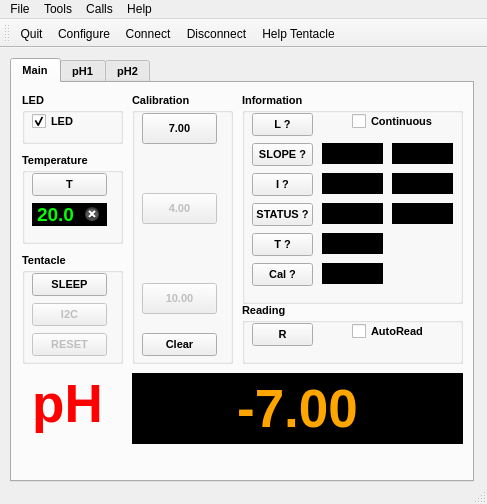
Before: the Qt Designer form mainwindow.ui in cskv/atlas-tentacle, drawn with Qt 5.
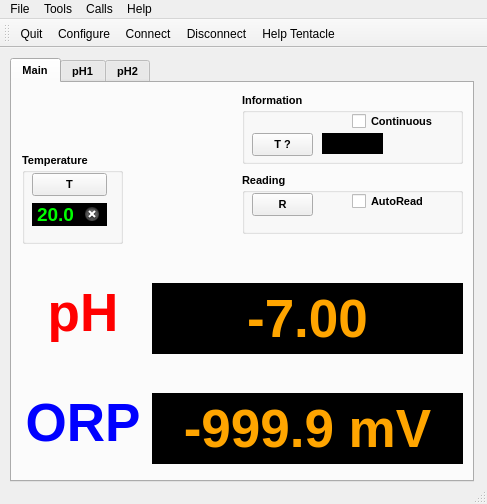
After: the same form once the commit is applied. Icons and pictures are not drawn. Custom widgets are drawn as their Qt base class.

Commit message: Removed EZO widgets in MainWindow

Patch:
```diff
--- a/mainwindow.ui
+++ b/mainwindow.ui
@@ -56,9 +56,9 @@
       <property name="geometry">
        <rect>
         <x>10</x>
-        <y>290</y>
-        <width>91</width>
-        <height>61</height>
+        <y>200</y>
+        <width>122</width>
+        <height>60</height>
        </rect>
       </property>
       <property name="font">
@@ -81,9 +81,9 @@
      <widget class="QLabel" name="pHLabel">
       <property name="geometry">
        <rect>
-        <x>120</x>
-        <y>290</y>
-        <width>331</width>
+        <x>140</x>
+        <y>200</y>
+        <width>311</width>
         <height>71</height>
        </rect>
       </property>
@@ -113,135 +113,11 @@
        <number>4</number>
       </property>
      </widget>
-     <widget class="QGroupBox" name="gbCalibration">
-      <property name="geometry">
-       <rect>
-        <x>120</x>
-        <y>10</y>
-        <width>101</width>
-        <height>271</height>
-       </rect>
-      </property>
-      <property name="font">
-       <font>
-        <weight>75</weight>
-        <bold>true</bold>
-       </font>
-      </property>
-      <property name="title">
-       <string>Calibration</string>
-      </property>
-      <widget class="QPushButton" name="btnCalMid">
-       <property name="geometry">
-        <rect>
-         <x>10</x>
-         <y>20</y>
-         <width>75</width>
-         <height>31</height>
-        </rect>
-       </property>
-       <property name="text">
-        <string>7.00</string>
-       </property>
-      </widget>
-      <widget class="QPushButton" name="btnCalLow">
-       <property name="enabled">
-        <bool>false</bool>
-       </property>
-       <property name="geometry">
-        <rect>
-         <x>10</x>
-         <y>100</y>
-         <width>75</width>
-         <height>31</height>
-        </rect>
-       </property>
-       <property name="text">
-        <string>4.00</string>
-       </property>
-      </widget>
-      <widget class="QPushButton" name="btnCalHigh">
-       <property name="enabled">
-        <bool>false</bool>
-       </property>
-       <property name="geometry">
-        <rect>
-         <x>10</x>
-         <y>190</y>
-         <width>75</width>
-         <height>31</height>
-        </rect>
-       </property>
-       <property name="text">
-        <string>10.00</string>
-       </property>
-      </widget>
-      <widget class="QPushButton" name="btnCalClear">
-       <property name="enabled">
-        <bool>true</bool>
-       </property>
-       <property name="geometry">
-        <rect>
-         <x>10</x>
-         <y>240</y>
-         <width>75</width>
-         <height>23</height>
-        </rect>
-       </property>
-       <property name="text">
-        <string>Clear</string>
-       </property>
-      </widget>
-      <widget class="QLabel" name="label_2">
-       <property name="geometry">
-        <rect>
-         <x>16</x>
-         <y>55</y>
-         <width>64</width>
-         <height>40</height>
-        </rect>
-       </property>
-       <property name="text">
-        <string/>
-       </property>
-       <property name="pixmap">
-        <pixmap resource="atlasterminal.qrc">:/new/arrows/images/1446825729_icon-arrow-down-b.ico</pixmap>
-       </property>
-       <property name="scaledContents">
-        <bool>true</bool>
-       </property>
-       <property name="alignment">
-        <set>Qt::AlignCenter</set>
-       </property>
-      </widget>
-      <widget class="QLabel" name="label_3">
-       <property name="geometry">
-        <rect>
-         <x>16</x>
-         <y>145</y>
-         <width>64</width>
-         <height>40</height>
-        </rect>
-       </property>
-       <property name="text">
-        <string/>
-       </property>
-       <property name="pixmap">
-        <pixmap resource="atlasterminal.qrc">:/new/arrows/images/1446825729_icon-arrow-down-b.ico</pixmap>
-       </property>
-       <property name="scaledContents">
-        <bool>true</bool>
-       </property>
-       <property name="alignment">
-        <set>Qt::AlignCenter</set>
-       </property>
-      </widget>
-     </widget>
      <widget class="QGroupBox" name="gbRead">
       <property name="geometry">
        <rect>
         <x>230</x>
-        <y>220</y>
+        <y>90</y>
         <width>221</width>
         <height>61</height>
        </rect>
@@ -352,77 +228,13 @@
        </property>
       </widget>
      </widget>
-     <widget class="QGroupBox" name="gbSys">
-      <property name="geometry">
-       <rect>
-        <x>10</x>
-        <y>170</y>
-        <width>101</width>
-        <height>111</height>
-       </rect>
-      </property>
-      <property name="font">
-       <font>
-        <weight>75</weight>
-        <bold>true</bold>
-       </font>
-      </property>
-      <property name="title">
-       <string>Tentacle</string>
-      </property>
-      <widget class="QPushButton" name="btnSleep">
-       <property name="geometry">
-        <rect>
-         <x>10</x>
-         <y>20</y>
-         <width>75</width>
-         <height>23</height>
-        </rect>
-       </property>
-       <property name="text">
-        <string>SLEEP</string>
-       </property>
-      </widget>
-      <widget class="QPushButton" name="btnI2CAddr">
-       <property name="enabled">
-        <bool>false</bool>
-       </property>
-       <property name="geometry">
-        <rect>
-         <x>10</x>
-         <y>50</y>
-         <width>75</width>
-         <height>23</height>
-        </rect>
-       </property>
-       <property name="text">
-        <string>I2C</string>
-       </property>
-      </widget>
-      <widget class="QPushButton" name="btnFactReset">
-       <property name="enabled">
-        <bool>false</bool>
-       </property>
-       <property name="geometry">
-        <rect>
-         <x>10</x>
-         <y>80</y>
-         <width>75</width>
-         <height>23</height>
-        </rect>
-       </property>
-       <property name="text">
-        <string>RESET</string>
-       </property>
-      </widget>
-     </widget>
      <widget class="QGroupBox" name="groupBox">
       <property name="geometry">
        <rect>
         <x>230</x>
         <y>10</y>
         <width>221</width>
-        <height>211</height>
+        <height>71</height>
        </rect>
       </property>
       <property name="sizePolicy">
@@ -440,279 +252,11 @@
       <property name="title">
        <string>Information</string>
       </property>
-      <widget class="QPushButton" name="btnSlope">
-       <property name="geometry">
-        <rect>
-         <x>10</x>
-         <y>50</y>
-         <width>61</width>
-         <height>23</height>
-        </rect>
-       </property>
-       <property name="text">
-        <string>SLOPE ?</string>
-       </property>
-      </widget>
-      <widget class="QPushButton" name="btnInfo">
-       <property name="geometry">
-        <rect>
-         <x>10</x>
-         <y>80</y>
-         <width>61</width>
-         <height>23</height>
-        </rect>
-       </property>
-       <property name="text">
-        <string>I ?</string>
-       </property>
-      </widget>
-      <widget class="QPushButton" name="btnStatus">
-       <property name="geometry">
-        <rect>
-         <x>10</x>
-         <y>110</y>
-         <width>61</width>
-         <height>23</height>
-        </rect>
-       </property>
-       <property name="sizePolicy">
-        <sizepolicy hsizetype="Minimum" vsizetype="Fixed">
-         <horstretch>0</horstretch>
-         <verstretch>0</verstretch>
-        </sizepolicy>
-       </property>
-       <property name="text">
-        <string>STATUS ?</string>
-       </property>
-      </widget>
-      <widget class="QLabel" name="acidSlopeLabel">
-       <property name="geometry">
-        <rect>
-         <x>80</x>
-         <y>50</y>
-         <width>61</width>
-         <height>21</height>
-        </rect>
-       </property>
-       <property name="font">
-        <font>
-         <family>Arial</family>
-         <pointsize>12</pointsize>
-         <weight>75</weight>
-         <bold>true</bold>
-        </font>
-       </property>
-       <property name="styleSheet">
-        <string notr="true">background: black;
-color: yellow;
-</string>
-       </property>
-       <property name="text">
-        <string/>
-       </property>
-       <property name="textFormat">
-        <enum>Qt::PlainText</enum>
-       </property>
-       <property name="alignment">
-        <set>Qt::AlignCenter</set>
-       </property>
-       <property name="margin">
-        <number>4</number>
-       </property>
-      </widget>
-      <widget class="QLabel" name="basicSlopeLabel">
-       <property name="geometry">
-        <rect>
-         <x>150</x>
-         <y>50</y>
-         <width>61</width>
-         <height>21</height>
-        </rect>
-       </property>
-       <property name="font">
-        <font>
-         <family>Arial</family>
-         <pointsize>12</pointsize>
-         <weight>75</weight>
-         <bold>true</bold>
-        </font>
-       </property>
-       <property name="styleSheet">
-        <string notr="true">background: black;
-color: yellow;
-</string>
-       </property>
-       <property name="text">
-        <string/>
-       </property>
-       <property name="textFormat">
-        <enum>Qt::PlainText</enum>
-       </property>
-       <property name="alignment">
-        <set>Qt::AlignCenter</set>
-       </property>
-       <property name="margin">
-        <number>4</number>
-       </property>
-      </widget>
-      <widget class="QLabel" name="probeLabel">
-       <property name="geometry">
-        <rect>
-         <x>80</x>
-         <y>80</y>
-         <width>61</width>
-         <height>21</height>
-        </rect>
-       </property>
-       <property name="font">
-        <font>
-         <family>Arial</family>
-         <pointsize>12</pointsize>
-         <weight>75</weight>
-         <bold>true</bold>
-        </font>
-       </property>
-       <property name="styleSheet">
-        <string notr="true">background: black;
-color: yellow;
-</string>
-       </property>
-       <property name="text">
-        <string/>
-       </property>
-       <property name="textFormat">
-        <enum>Qt::PlainText</enum>
-       </property>
-       <property name="alignment">
-        <set>Qt::AlignCenter</set>
-       </property>
-       <property name="margin">
-        <number>4</number>
-       </property>
-      </widget>
-      <widget class="QLabel" name="rstLabel">
-       <property name="geometry">
-        <rect>
-         <x>80</x>
-         <y>110</y>
-         <width>61</width>
-         <height>21</height>
-        </rect>
-       </property>
-       <property name="font">
-        <font>
-         <family>Arial</family>
-         <pointsize>12</pointsize>
-         <weight>75</weight>
-         <bold>true</bold>
-        </font>
-       </property>
-       <property name="styleSheet">
-        <string notr="true">background: black;
-color: yellow;
-</string>
-       </property>
-       <property name="text">
-        <string/>
-       </property>
-       <property name="textFormat">
-        <enum>Qt::PlainText</enum>
-       </property>
-       <property name="alignment">
-        <set>Qt::AlignCenter</set>
-       </property>
-       <property name="margin">
-        <number>4</number>
-       </property>
-      </widget>
-      <widget class="QLabel" name="versionLabel">
-       <property name="geometry">
-        <rect>
-         <x>150</x>
-         <y>80</y>
-         <width>61</width>
-         <height>21</height>
-        </rect>
-       </property>
-       <property name="font">
-        <font>
-         <family>Arial</family>
-         <pointsize>12</pointsize>
-         <weight>75</weight>
-         <bold>true</bold>
-        </font>
-       </property>
-       <property name="styleSheet">
-        <string notr="true">background: black;
-color: yellow;
-</string>
-       </property>
-       <property name="text">
-        <string/>
-       </property>
-       <property name="textFormat">
-        <enum>Qt::PlainText</enum>
-       </property>
-       <property name="alignment">
-        <set>Qt::AlignCenter</set>
-       </property>
-       <property name="margin">
-        <number>4</number>
-       </property>
-      </widget>
-      <widget class="QLabel" name="voltLabel">
-       <property name="geometry">
-        <rect>
-         <x>150</x>
-         <y>110</y>
-         <width>61</width>
-         <height>21</height>
-        </rect>
-       </property>
-       <property name="font">
-        <font>
-         <family>Arial</family>
-         <pointsize>12</pointsize>
-         <weight>75</weight>
-         <bold>true</bold>
-        </font>
-       </property>
-       <property name="styleSheet">
-        <string notr="true">background: black;
-color: yellow;
-</string>
-       </property>
-       <property name="text">
-        <string/>
-       </property>
-       <property name="textFormat">
-        <enum>Qt::PlainText</enum>
-       </property>
-       <property name="alignment">
-        <set>Qt::AlignCenter</set>
-       </property>
-       <property name="margin">
-        <number>4</number>
-       </property>
-      </widget>
-      <widget class="QPushButton" name="btnLED">
-       <property name="geometry">
-        <rect>
-         <x>10</x>
-         <y>20</y>
-         <width>61</width>
-         <height>23</height>
-        </rect>
-       </property>
-       <property name="text">
-        <string>L ?</string>
-       </property>
-      </widget>
       <widget class="QPushButton" name="btnGetTemp">
        <property name="geometry">
         <rect>
          <x>10</x>
-         <y>140</y>
+         <y>40</y>
          <width>61</width>
          <height>23</height>
         </rect>
@@ -725,55 +269,7 @@
        <property name="geometry">
         <rect>
          <x>80</x>
-         <y>140</y>
-         <width>61</width>
-         <height>21</height>
-        </rect>
-       </property>
-       <property name="font">
-        <font>
-         <family>Arial</family>
-         <pointsize>12</pointsize>
-         <weight>75</weight>
-         <bold>true</bold>
-        </font>
-       </property>
-       <property name="styleSheet">
-        <string notr="true">background: black;
-color: yellow;
-</string>
-       </property>
-       <property name="text">
-        <string/>
-       </property>
-       <property name="textFormat">
-        <enum>Qt::PlainText</enum>
-       </property>
-       <property name="alignment">
-        <set>Qt::AlignCenter</set>
-       </property>
-       <property name="margin">
-        <number>4</number>
-       </property>
-      </widget>
-      <widget class="QPushButton" name="btnCal">
-       <property name="geometry">
-        <rect>
-         <x>10</x>
-         <y>170</y>
-         <width>61</width>
-         <height>23</height>
-        </rect>
-       </property>
-       <property name="text">
-        <string>Cal ?</string>
-       </property>
-      </widget>
-      <widget class="QLabel" name="calLabel">
-       <property name="geometry">
-        <rect>
-         <x>80</x>
-         <y>170</y>
+         <y>40</y>
          <width>61</width>
          <height>21</height>
         </rect>
@@ -818,53 +314,66 @@
        </property>
       </widget>
      </widget>
-     <widget class="QGroupBox" name="gbLED">
+     <widget class="QLabel" name="pH2Label">
+      <property name="geometry">
+       <rect>
+        <x>140</x>
+        <y>310</y>
+        <width>311</width>
+        <height>71</height>
+       </rect>
+      </property>
+      <property name="font">
+       <font>
+        <family>Arial</family>
+        <pointsize>40</pointsize>
+        <weight>75</weight>
+        <bold>true</bold>
+       </font>
+      </property>
+      <property name="styleSheet">
+       <string notr="true">background: black;
+color: orange;
+</string>
+      </property>
+      <property name="text">
+       <string>-999.9 mV</string>
+      </property>
+      <property name="textFormat">
+       <enum>Qt::PlainText</enum>
+      </property>
+      <property name="alignment">
+       <set>Qt::AlignCenter</set>
+      </property>
+      <property name="margin">
+       <number>4</number>
+      </property>
+     </widget>
+     <widget class="QLabel" name="label_2">
       <property name="geometry">
        <rect>
         <x>10</x>
-        <y>10</y>
-        <width>101</width>
-        <height>51</height>
+        <y>310</y>
+        <width>122</width>
+        <height>60</height>
        </rect>
       </property>
       <property name="font">
        <font>
+        <pointsize>40</pointsize>
         <weight>75</weight>
         <bold>true</bold>
        </font>
       </property>
-      <property name="title">
-       <string>LED</string>
+      <property name="styleSheet">
+       <string notr="true">color: blue;</string>
       </property>
-      <widget class="QCheckBox" name="ledCheckBox">
-       <property name="geometry">
-        <rect>
-         <x>10</x>
-         <y>20</y>
-         <width>70</width>
-         <height>17</height>
-        </rect>
-       </property>
-       <property name="autoFillBackground">
-        <bool>false</bool>
-       </property>
-       <property name="text">
-        <string>LED</string>
-       </property>
-       <property name="checked">
-        <bool>true</bool>
-       </property>
-      </widget>
-      <widget class="LedIndicator" name="stateLed" native="true">
-       <property name="geometry">
-        <rect>
-         <x>60</x>
-         <y>17</y>
-         <width>25</width>
-         <height>25</height>
-        </rect>
-       </property>
-      </widget>
+      <property name="text">
+       <string>ORP</string>
+      </property>
+      <property name="alignment">
+       <set>Qt::AlignCenter</set>
+      </property>
      </widget>
     </widget>
     <widget class="QWidget" name="pH1Tab">
@@ -991,14 +500,6 @@
   </action>
  </widget>
  <layoutdefault spacing="6" margin="11"/>
- <customwidgets>
-  <customwidget>
-   <class>LedIndicator</class>
-   <extends>QWidget</extends>
-   <header>ledindicator.h</header>
-   <container>1</container>
-  </customwidget>
- </customwidgets>
  <resources>
   <include location="atlasterminal.qrc"/>
  </resources>
```
Left out of the diff: 4 changed lines with no effect on the pictures. The commit also changes 2 other files.
